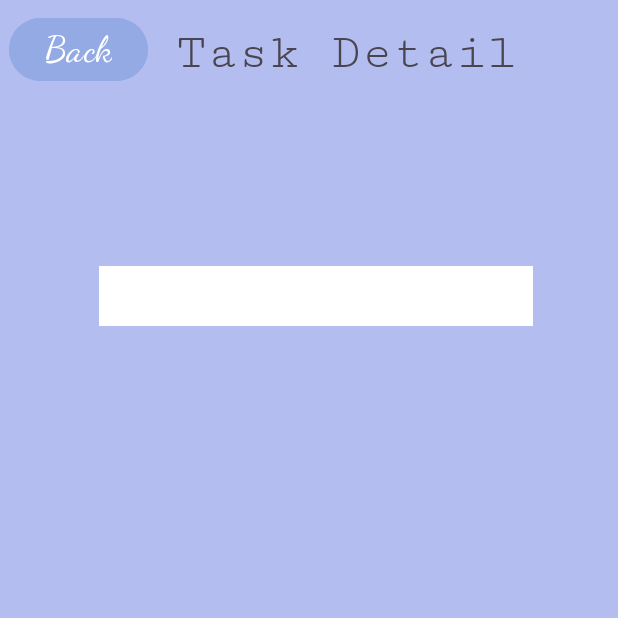
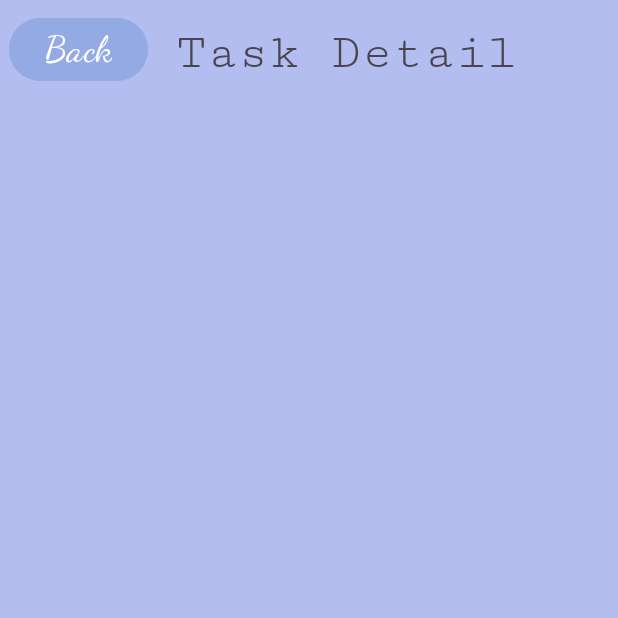
Before and after one commit to MarwaHus/taskmaster, an Android app: the TaskDetailActivity screen opened directly, with no data from a screen before it, on a phone screen of 412 x 824 dp, the top half of it. Run offline under Robolectric (Android 15) with nearby library versions, the phone set to English and light mode, and no system bars.

Commit message:
lab27new

```diff
--- a/app/src/main/res/layout/activity_task_detail.xml
+++ b/app/src/main/res/layout/activity_task_detail.xml
@@ -12,8 +12,6 @@
         android:id="@+id/taskDetails"
         android:layout_width="289dp"
         android:layout_height="40dp"
-        android:background="#FFEB3B"
-        android:backgroundTint="@color/white"
         android:ellipsize="none"
         android:fontFamily="serif-monospace"
         android:text="Task Detail"
```
Also changed, not shown: 3 other files.
